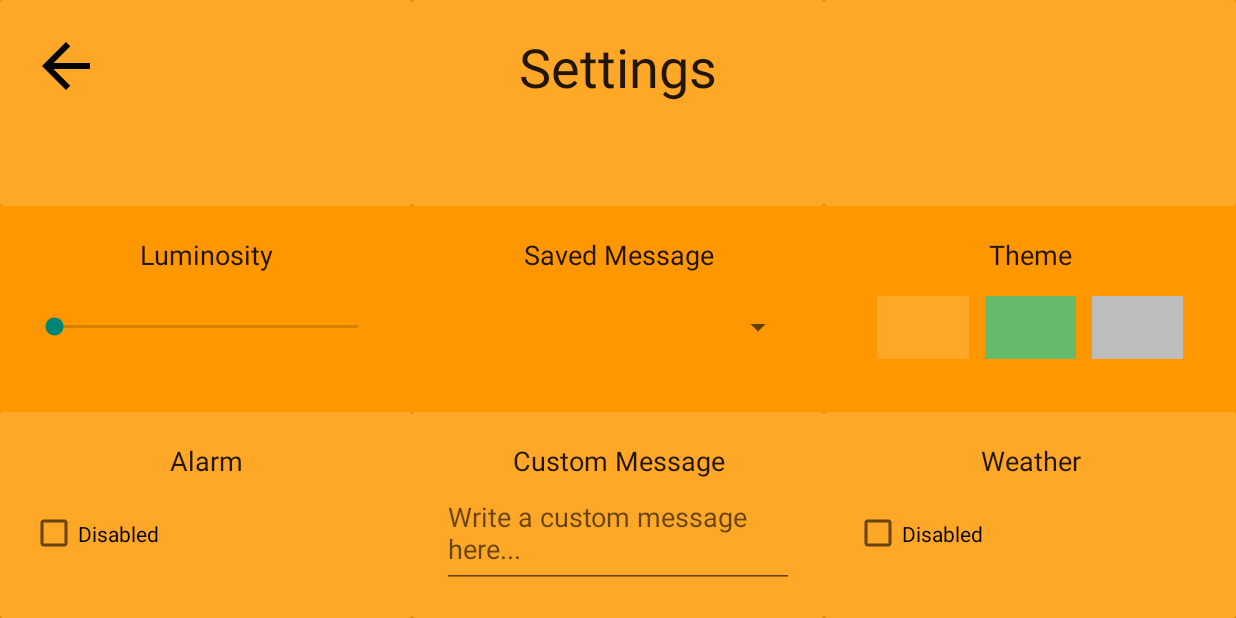
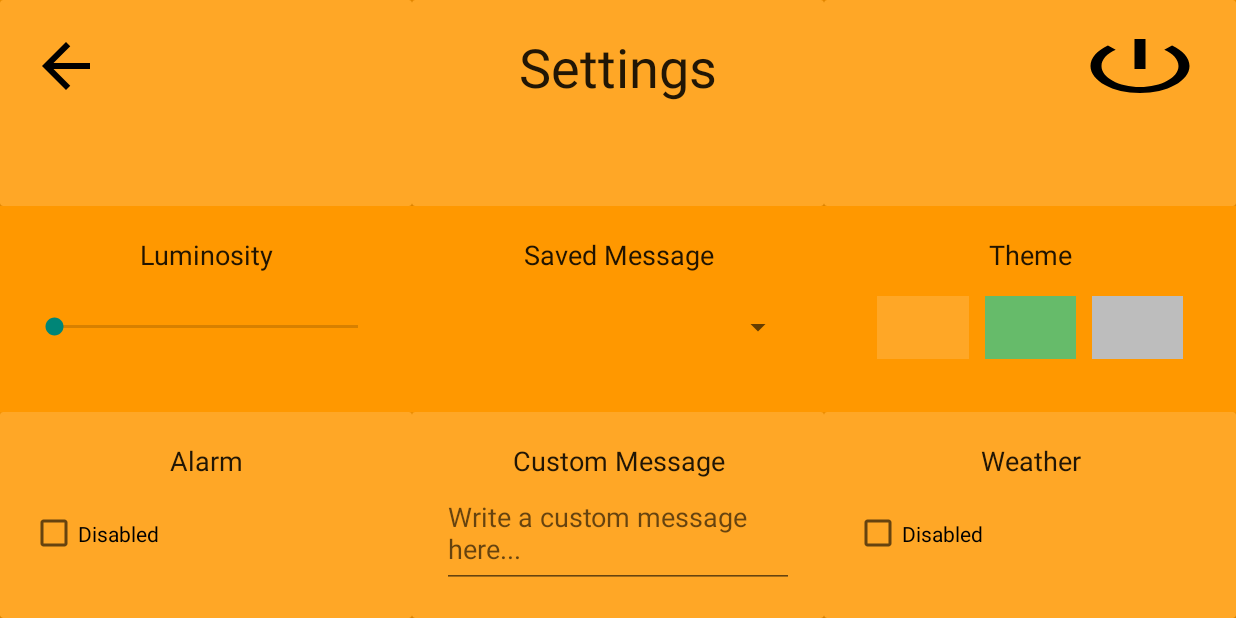
Before and after one commit to VincentMazet/SmartAlarmClock, an Android app: the screen it shows after launch (SettingsActivity), after a tap on an icon or button, on a phone screen of 824 x 412 dp (held sideways). Run offline under Robolectric (Android 15) with nearby library versions, the phone set to English and light mode, and no system bars; our stand-ins replace Firebase (no records; nobody signed in at launch, a user with empty details on screens opened directly); 1 statement that could not run was skipped.

```diff
--- a/app/src/main/java/fr/vincentmazet/smartalarmclock/MainActivity.java
+++ b/app/src/main/java/fr/vincentmazet/smartalarmclock/MainActivity.java
@@ -27,6 +27,8 @@ import com.google.android.gms.auth.api.signin.GoogleSignInOptions;
 import com.google.android.gms.auth.api.signin.GoogleSignInResult;
 import com.google.android.gms.common.ConnectionResult;
 import com.google.android.gms.common.api.GoogleApiClient;
+import com.google.android.gms.common.api.ResultCallback;
+import com.google.android.gms.common.api.Status;
 import com.google.android.gms.tasks.OnCompleteListener;
 import com.google.android.gms.tasks.Task;
 import com.google.firebase.auth.AuthCredential;
@@ -46,6 +48,7 @@ public class MainActivity extends AppCompatActivity implements GoogleApiClient.O
     private FirebaseAuth.AuthStateListener mAuthListener;
     private  FirebaseDatabase database;
     public  static final int RC_SIGN_IN = 455;
+    public  static final int RC_SETTING = 666;
     private GoogleApiClient googleApiClient;
     FirebaseUser user;
 
@@ -68,11 +71,9 @@ public class MainActivity extends AppCompatActivity implements GoogleApiClient.O
         this.overridePendingTransition(R.anim.slide_in_right,
                 R.anim.slide_out_right);
 
-
-
         if (Build.VERSION.SDK_INT >= Build.VERSION_CODES.M) {
             if (Settings.System.canWrite(getApplication())) {
-            }
+                }
             else {
                 Intent intent = new Intent(android.provider.Settings.ACTION_MANAGE_WRITE_SETTINGS);
                 intent.setData(Uri.parse("package:" + getPackageName()));
@@ -80,11 +81,14 @@ public class MainActivity extends AppCompatActivity implements GoogleApiClient.O
                 startActivity(intent);
             }
         }
+
+        buttonSettings = (Button) findViewById(R.id.buttonSettings);
+
         buttonSettings.setOnClickListener(new View.OnClickListener() {
             @Override
             public void onClick(View view) {
                 Intent myIntent = new Intent(view.getContext(), SettingsActivity.class);
-                startActivity(myIntent);
+                startActivityForResult(myIntent,RC_SETTING);
             }
         });
 
@@ -130,7 +134,9 @@ public class MainActivity extends AppCompatActivity implements GoogleApiClient.O
         };
 
         mAuth = FirebaseAuth.getInstance();
+
         database = FirebaseDatabase.getInstance();
+
     }
 
     @Override
@@ -155,6 +161,13 @@ public class MainActivity extends AppCompatActivity implements GoogleApiClient.O
     @Override
     public void onActivityResult(int requestCode, int resultCode, Intent data) {
         super.onActivityResult(requestCode, resultCode, data);
+
+        if(requestCode == RC_SETTING){
+            if(resultCode == 999){
+                signIn();
+                signOut();
+            }
+        }
 
         // Result returned from launching the Intent from GoogleSignInApi.getSignInIntent(...);
         if (requestCode == RC_SIGN_IN) {
@@ -185,6 +198,7 @@ public class MainActivity extends AppCompatActivity implements GoogleApiClient.O
                 // show it
                 alertDialog.show();
             }
+            googleApiClient.isConnected();
         }
     }
 
@@ -210,6 +224,17 @@ public class MainActivity extends AppCompatActivity implements GoogleApiClient.O
     @Override
     public void onConnectionFailed(@NonNull ConnectionResult connectionResult) {
 
+    }
+
+    private void signOut() {
+        /*googleApiClient.isConnected();
+        Auth.GoogleSignInApi.signOut(googleApiClient).setResultCallback(
+                new ResultCallback<Status>() {
+                    @Override
+                    public void onResult(Status status) {
+                        String test = status.getStatusMessage();
+                    }
+                });*/
     }
 
     private void switchTheme(){
--- a/app/src/main/java/fr/vincentmazet/smartalarmclock/SettingsActivity.java
+++ b/app/src/main/java/fr/vincentmazet/smartalarmclock/SettingsActivity.java
@@ -14,6 +14,7 @@ import android.widget.CheckBox;
 import android.widget.CompoundButton;
 
 import com.google.firebase.auth.FirebaseAuth;
+import com.google.firebase.auth.FirebaseUser;
 import com.google.firebase.database.ChildEventListener;
 import com.google.firebase.database.DataSnapshot;
 import com.google.firebase.database.DatabaseError;
@@ -58,6 +59,8 @@ public class SettingsActivity extends Activity {
     private List<String> listDefaultText = new ArrayList<>();
     private ArrayAdapter<String> dataAdapter;
     private EditText editTextCustumMsg;
+    private Button buttonDisconnect;
+    private boolean synchronisation = false;
 
     @Override
     protected void onCreate(Bundle savedInstanceState) {
@@ -80,6 +83,7 @@ public class SettingsActivity extends Activity {
                 } else {
                     settingsApp = dataSnapshot.getValue(SettingsApp.class);
                 }
+                synchronisation = true;
                 updateUI();
             }
 
@@ -95,11 +99,11 @@ public class SettingsActivity extends Activity {
                 int index;
                 try {
                     index = Integer.parseInt(dataSnapshot.getKey());
-                }catch (Exception e){
+                } catch (Exception e) {
                     index = -1;
                 }
-                if(index != -1) {
-                    listDefaultText.add(index,dataSnapshot.getValue(String.class));
+                if (index != -1) {
+                    listDefaultText.add(index, dataSnapshot.getValue(String.class));
                     dataAdapter.notifyDataSetChanged();
                 }
             }
@@ -109,11 +113,11 @@ public class SettingsActivity extends Activity {
                 int index;
                 try {
                     index = Integer.parseInt(dataSnapshot.getKey());
-                }catch (Exception e){
+                } catch (Exception e) {
                     index = -1;
                 }
-                if(index != -1) {
-                    listDefaultText.set(index,dataSnapshot.getValue(String.class));
+                if (index != -1) {
+                    listDefaultText.set(index, dataSnapshot.getValue(String.class));
                     dataAdapter.notifyDataSetChanged();
                 }
             }
@@ -123,10 +127,10 @@ public class SettingsActivity extends Activity {
                 int index;
                 try {
                     index = Integer.parseInt(dataSnapshot.getKey());
-                }catch (Exception e){
+                } catch (Exception e) {
                     index = -1;
                 }
-                if(index != -1) {
+                if (index != -1) {
                     listDefaultText.remove(index);
                     dataAdapter.notifyDataSetChanged();
                 }
@@ -147,17 +151,19 @@ public class SettingsActivity extends Activity {
         spinner.setAdapter(dataAdapter);
 
 
-        /*spinner.setOnItemSelectedListener(new AdapterView.OnItemSelectedListener() {
+        spinner.setOnItemSelectedListener(new AdapterView.OnItemSelectedListener() {
             @Override
             public void onItemSelected(AdapterView<?> parent, View view, int position, long id) {
+                if (settingsApp != null)
                     settingsApp.prerecordTextId = (int) id;
             }
 
             @Override
             public void onNothingSelected(AdapterView<?> parent) {
+                if (settingsApp != null)
                     settingsApp.prerecordTextId = 0;
             }
-        });*/
+        });
 
 
         buttonBackHome.setOnClickListener(new View.OnClickListener() {
@@ -235,16 +241,22 @@ public class SettingsActivity extends Activity {
             @Override
             public void onCheckedChanged(CompoundButton buttonView, boolean isChecked) {
                 if (isChecked) {
+                    if (!synchronisation) {
                         TimePickerDialog timePickerDialog = new TimePickerDialog(SettingsActivity.this, new TimePickerDialog.OnTimeSetListener() {
                             @Override
                             public void onTimeSet(TimePicker view, final int hourOfDay, final int minute) {
-                                                        checkboxDisabledAlarm.setText(hourOfDay + ":" +  minute);
+                                checkboxDisabledAlarm.setText(hourOfDay + ":" + minute);
                                 settingsApp.enableAlarm = true;
                                 settingsApp.hour = hourOfDay;
                                 settingsApp.minutes = minute;
                             }
                         }, calendar.get(Calendar.HOUR_OF_DAY), calendar.get(Calendar.MINUTE), true);
                         timePickerDialog.show();
+                    }else{
+                        checkboxDisabledAlarm.setText(settingsApp.hour + ":" + settingsApp.minutes);
+                        synchronisation = false;
+                    }
+
 
                 } else {
                     checkboxDisabledAlarm.setText("Disabled");
@@ -252,9 +264,18 @@ public class SettingsActivity extends Activity {
                 }
             }
         });
+
+        buttonDisconnect.setOnClickListener(new View.OnClickListener() {
+            @Override
+            public void onClick(View v) {
+                setResult(999);
+                finish();
+            }
+        });
+
     }
 
-    private void setBrightness(int progress){
+    private void setBrightness(int progress) {
         Settings.System.putInt(getApplication().getContentResolver(),
                 Settings.System.SCREEN_BRIGHTNESS, progress);
         Settings.System.putInt(
@@ -272,7 +293,7 @@ public class SettingsActivity extends Activity {
     }
 
 
-    private void findView(){
+    private void findView() {
         card1 = (CardView) findViewById(R.id.card1);
         card2 = (CardView) findViewById(R.id.card2);
         card3 = (CardView) findViewById(R.id.card3);
@@ -289,12 +310,15 @@ public class SettingsActivity extends Activity {
         checkboxDisabledAlarm = (CheckBox) findViewById(R.id.checkboxDisabledAlarm);
         spinner = (Spinner) findViewById(R.id.spinner);
         editTextCustumMsg = (EditText) findViewById(R.id.editTextCustumMsg);
+        buttonDisconnect = (Button) findViewById(R.id.btDisconnect);
     }
 
-    private void switchTheme(){
-        int color1 = Color.parseColor(Theme.ORANGE.getColor1());;
-        int color2 = Color.parseColor(Theme.ORANGE.getColor2());;
-        switch (settingsApp.theme){
+    private void switchTheme() {
+        int color1 = Color.parseColor(Theme.ORANGE.getColor1());
+        ;
+        int color2 = Color.parseColor(Theme.ORANGE.getColor2());
+        ;
+        switch (settingsApp.theme) {
             case 2:
                 color1 = Color.parseColor(Theme.GREEN.getColor1());
                 color2 = Color.parseColor(Theme.GREEN.getColor2());
@@ -315,21 +339,24 @@ public class SettingsActivity extends Activity {
         card6.setCardBackgroundColor(color2);
     }
 
-    private void updateUI(){
+    private void updateUI() {
         switchTheme();
         checkBoxWeather.setChecked(settingsApp.enableWeather);
-        if(settingsApp.customMessage.length() > 1){
+        if (settingsApp.customMessage.length() > 1) {
             editTextCustumMsg.setText(settingsApp.customMessage);
         }
         spinner.setSelection(settingsApp.prerecordTextId);
         setBrightness(settingsApp.luminosity);
+        checkboxDisabledAlarm.setChecked(settingsApp.enableAlarm);
     }
 
     @Override
     protected void onPause() {
         super.onPause();
+        if (settingsApp != null) {
             settingsApp.customMessage = editTextCustumMsg.getText().toString();
             refUser.setValue(settingsApp);
         }
+    }
 
 }
--- /dev/null
+++ b/app/src/main/res/drawable/ic_power_settings_new_black_24dp.xml
@@ -0,0 +1,9 @@
+<vector xmlns:android="http://schemas.android.com/apk/res/android"
+        android:width="24dp"
+        android:height="24dp"
+        android:viewportWidth="24.0"
+        android:viewportHeight="24.0">
+    <path
+        android:fillColor="#FF000000"
+        android:pathData="M13,3h-2v10h2L13,3zM17.83,5.17l-1.42,1.42C17.99,7.86 19,9.81 19,12c0,3.87 -3.13,7 -7,7s-7,-3.13 -7,-7c0,-2.19 1.01,-4.14 2.58,-5.42L6.17,5.17C4.23,6.82 3,9.26 3,12c0,4.97 4.03,9 9,9s9,-4.03 9,-9c0,-2.74 -1.23,-5.18 -3.17,-6.83z"/>
+</vector>
--- a/app/src/main/res/layout/settings.xml
+++ b/app/src/main/res/layout/settings.xml
@@ -53,7 +53,22 @@
             android:layout_height="match_parent"
             android:layout_weight="1"
             app:cardBackgroundColor="#FFA726"
-            app:contentPadding="20dp" />
+            app:contentPadding="20dp">
+
+            <RelativeLayout
+                android:layout_width="match_parent"
+                android:layout_height="match_parent">
+
+                <Button
+                    android:id="@+id/btDisconnect"
+                    android:layout_width="wrap_content"
+                    android:layout_height="wrap_content"
+                    android:layout_alignParentEnd="true"
+                    android:layout_alignParentTop="true"
+                    android:background="@drawable/ic_power_settings_new_black_24dp" />
+            </RelativeLayout>
+
+        </android.support.v7.widget.CardView>
     </LinearLayout>
 
     <LinearLayout
```
Lines whose indentation alone changed are shown as unchanged.
